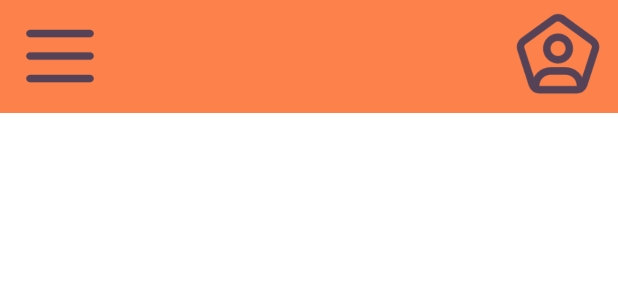
After one commit to NathanGrs00/camistry, an Android app: the layout fragment_topbar.xml on its own in the app's theme, with its tools: preview values and no code run, on a phone screen of 412 x 824 dp. The commit adds this screen. Shown: the top 300 px of the screen. Run offline under Robolectric (Android 15) with nearby library versions, the phone set to English and light mode, and no system bars.

Commit message:
Add top bar layout and update dimens and strings for icons

```diff
--- /dev/null
+++ b/app/src/main/res/layout/fragment_topbar.xml
@@ -0,0 +1,31 @@
+<?xml version="1.0" encoding="utf-8"?>
+<LinearLayout xmlns:android="http://schemas.android.com/apk/res/android"
+    xmlns:app="http://schemas.android.com/apk/res-auto"
+    android:layout_width="match_parent"
+    android:layout_height="@dimen/top_bar_height"
+    android:background="@color/secondary_text_coral"
+    android:gravity="center_vertical"
+    android:orientation="horizontal">
+
+    <ImageView
+        android:id="@+id/iv_menu"
+        android:layout_width="@dimen/icon_size"
+        android:layout_height="@dimen/icon_size"
+        android:layout_marginStart="@dimen/icon_margin"
+        android:contentDescription="@string/description_burger_menu"
+        app:srcCompat="@drawable/ic_menu_medium" />
+
+    <View
+        android:id="@+id/filler_navbar"
+        android:layout_width="0dp"
+        android:layout_height="match_parent"
+        android:layout_weight="1" />
+
+    <ImageView
+        android:id="@+id/iv_profile"
+        android:layout_width="@dimen/icon_size"
+        android:layout_height="@dimen/icon_size"
+        android:layout_marginEnd="@dimen/icon_margin"
+        android:contentDescription="@string/description_user_profile"
+        app:srcCompat="@drawable/ic_user_profile" />
+</LinearLayout>
--- a/app/src/main/res/values/dimens.xml
+++ b/app/src/main/res/values/dimens.xml
@@ -5,4 +5,9 @@
     <dimen name="button_padding">10dp</dimen>
     <dimen name="button_text_size">20sp</dimen>
     <dimen name="button_drawable_padding">8dp</dimen>
+
+    <dimen name="icon_size">60dp</dimen>
+    <dimen name="icon_margin">10dp</dimen>
+
+    <dimen name="top_bar_height">75dp</dimen>
 </resources>
--- a/app/src/main/res/values/strings.xml
+++ b/app/src/main/res/values/strings.xml
@@ -2,11 +2,14 @@
     <string name="app_name">Camistry</string>
 
     <string name="title_bio">Bio</string>
+
     <string name="placeholder_bio">Here comes the biography…</string>
     <string name="placeholder_firstname">First name</string>
     <string name="placeholder_age">Age</string>
 
     <string name="description_image_first">First photo on the dating profile.</string>
+    <string name="description_burger_menu">Burger Menu Icon</string>
+    <string name="description_user_profile">User Profile Icon</string>
 
     <string name="button_like">Like</string>
     <string name="button_dislike">Pass</string>
```
Also changed, not shown: app/src/main/res/drawable/ic_menu.png (added), app/src/main/res/drawable/ic_menu_medium.png (added), app/src/main/res/drawable/ic_user_profile.png (added).
